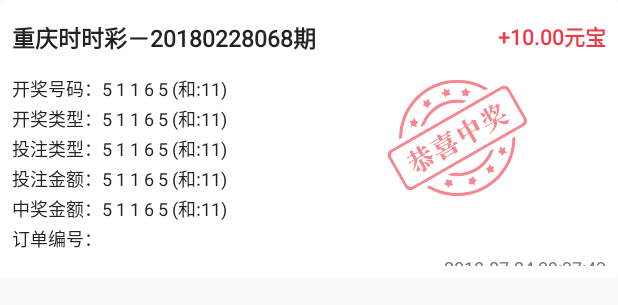
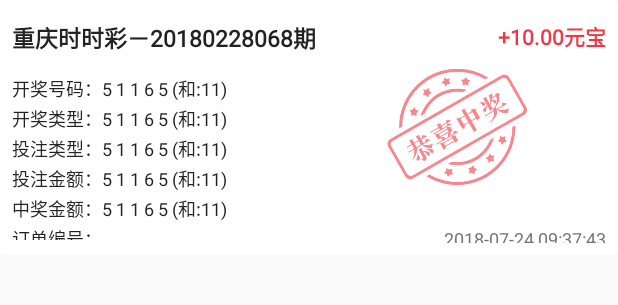
Before and after one commit to wangzhikk/caipiao, an Android app: the layout touzhu_jilu_item.xml on its own in the app's theme, with its tools: preview values and no code run, on a phone screen of 412 x 824 dp. Shown: the top 305 px of the screen. Run offline under Robolectric (Android 15) with nearby library versions, the phone set to English and light mode, and no system bars.

Commit message:
6、投注记录，时间与前面的订单编号放在同一行

```diff
--- a/app/src/main/res/layout/touzhu_jilu_item.xml
+++ b/app/src/main/res/layout/touzhu_jilu_item.xml
@@ -15,7 +15,7 @@
         android:paddingLeft="8dp"
         android:paddingRight="8dp"
         android:paddingBottom="8dp"
-        android:layout_height="185dp" android:orientation="vertical">
+        android:layout_height="170dp" android:orientation="vertical">
         <RelativeLayout
             android:layout_width="match_parent"
             android:layout_height="50dp"
@@ -34,6 +34,10 @@
         <TextView android:id="@+id/tv_touzhu_jilu_item_touzhu_type" style="@style/textview_small" tools:text="投注类型：5 1 1 6 5 (和:11)"    android:layout_marginBottom="2dp"/>
         <TextView android:id="@+id/tv_touzhu_jilu_item_touzhu_jine" style="@style/textview_small" tools:text="投注金额：5 1 1 6 5 (和:11)"    android:layout_marginBottom="2dp"/>
         <TextView android:id="@+id/tv_touzhu_jilu_item_zhongjiang_jine" style="@style/textview_small" tools:text="中奖金额：5 1 1 6 5 (和:11)"    android:layout_marginBottom="2dp"/>
+
+        <LinearLayout
+            android:layout_width="match_parent"
+            android:layout_height="wrap_content" android:orientation="horizontal">
             <TextView android:id="@+id/tv_touzhu_jilu_item_dingdanhao" style="@style/textview_small" tools:text="订单编号： "    android:layout_marginBottom="2dp"/>
             <TextView
                 android:id="@+id/tv_touzhu_jilu_time"
@@ -42,6 +46,8 @@
                 android:textColor="@color/tv_h2"
                 android:layout_width="match_parent"
                 />
+        </LinearLayout>
+
     </LinearLayout>
 
     <ImageView
```
Lines whose indentation alone changed are shown as unchanged.
